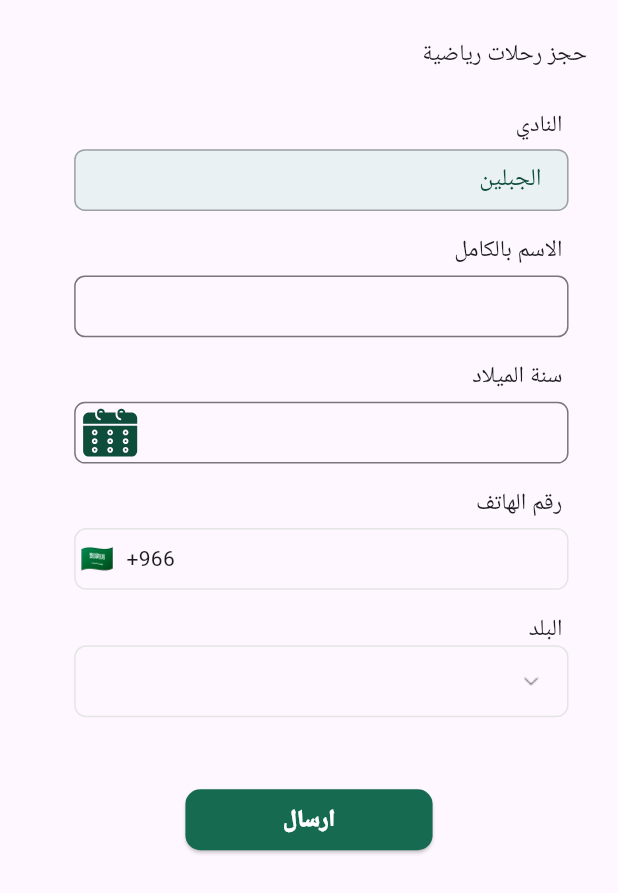
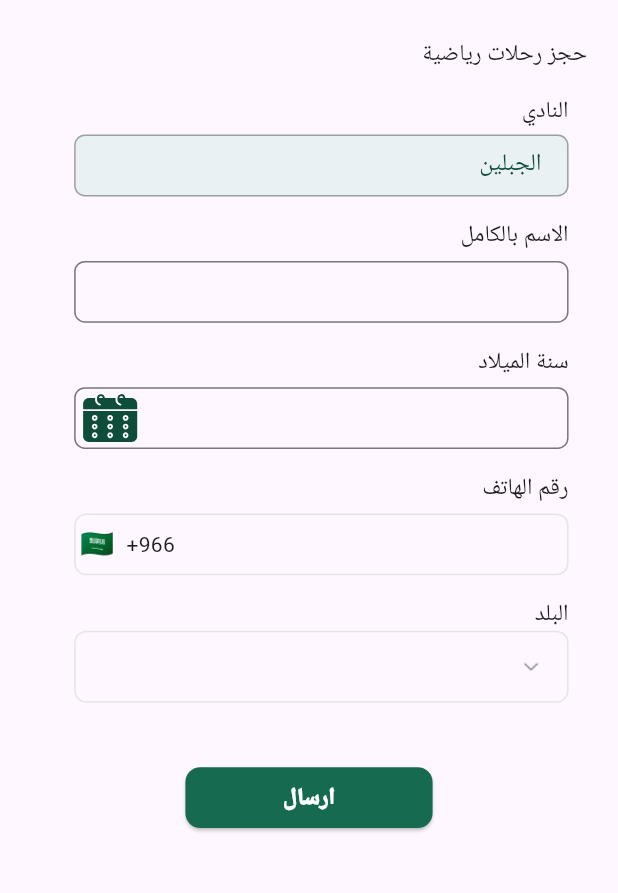
Before and after one commit to 3bdulra7manAmir/Al_Haddaf_App, a Flutter app: the ReSpTripsViewBody screen opened by its route, on a phone screen of 412 x 824 dp. Shown: the top 893 px of the screen. Run offline on Flutter 3.47's test engine with Material 3 defaults, Android fonts, the phone set to English and light mode, and no system bars; drawn by our look-alikes of intl_phone_field; our stand-ins replace device_preview, flutter_rating_bar, flutter_screenutil, flutter_svg, go_router.

Commit message:
Structure Update

```diff
--- a/lib/Core/utils/app_router.dart
+++ b/lib/Core/utils/app_router.dart
@@ -1,3 +1,4 @@
+import 'package:al_haddaf/Features/auth_screens/login.dart';
 import 'package:al_haddaf/Features/re_sport_trips/re_sport_trips.dart';
 import 'package:al_haddaf/Features/show_tr_profiles/show_tr_profiles_viewbody.dart';
 import 'package:al_haddaf/Features/sp_trips/sp_trips_viewbody.dart';
@@ -11,6 +12,7 @@ abstract class AppRouter
   static const kSpTripsViewBody = '/spTripsViewBody';
   static const kShowTrProfilesViewbody = '/showTrProfilesViewbody';
   static const kTrainerInfo = '/trainerInfo';
+  static const kLoginScreenUpdated = '/loginScreenUpdated';
 
   static final router = GoRouter(
     routes:
@@ -37,7 +39,7 @@ abstract class AppRouter
 
       GoRoute(
         path: '/',
-        builder: (context, state) =>  ReSpTripsViewBody(),
+        builder: (context, state) =>  LoginScreenUpdated(),
       ),
 
     ],
--- a/lib/Features/auth_screens/register.dart
+++ b/lib/Features/auth_screens/register.dart
@@ -20,7 +20,7 @@ class RegisterScreenUpdated extends StatelessWidget {
                   top: -330,
                   left: -700,
                   child: Image.asset(
-                    'assets/images/standing_player.jpg',
+                    'assets/images/jpg/standing_player.jpg',
                   ),
                 ),
                 Container(
@@ -30,13 +30,13 @@ class RegisterScreenUpdated extends StatelessWidget {
                 ),
               ],
             ),
-                Positioned(top: -122, left: -70, child: Image.asset('assets/images/g_ball.png',),),
+                Positioned(top: -122, left: -70, child: Image.asset('assets/images/png/g_ball.png',),),
                 // Content Column
                 Column(
                   children: [
                     const SizedBox(height: 150),
 
-                    Image.asset('assets/images/haddaflogo.png', height: 120.h,),
+                    Image.asset('assets/images/png/haddaflogo.png', height: 120.h,),
 
                     const SizedBox(height: 10),
 
--- a/lib/Features/auth_screens/temper.dart
+++ b/lib/Features/auth_screens/temper.dart
@@ -16,7 +16,7 @@ class Choice extends StatelessWidget
           Stack(
             children:
             [
-              Positioned(top: 0, left: 0, right: -140, bottom: 0, child: Image.asset('assets/images/standing_player.jpg', fit: BoxFit.cover,
+              Positioned(top: 0, left: 0, right: -140, bottom: 0, child: Image.asset('assets/images/jpg/standing_player.jpg', fit: BoxFit.cover,
               width: double.infinity,
               height: double.infinity,
             ),
@@ -27,7 +27,7 @@ class Choice extends StatelessWidget
                     color: Color(0xFF207054).withOpacity(0.85),
                   ),
 
-            Center(child: Image.asset('assets/images/new_logo.png'),),
+            Center(child: Image.asset('assets/images/png/new_logo.png'),),
             ],
           ),
 
--- a/lib/Features/drawer/main_drawer.dart
+++ b/lib/Features/drawer/main_drawer.dart
@@ -78,9 +78,9 @@ class MyDrawer extends StatelessWidget
                     onTap: () {Navigator.pop(context);},
                     child: Padding(
                       padding: EdgeInsets.only(bottom: 15),
-                      child: Image.asset('assets/images/close.png')),
+                      child: Image.asset('assets/images/png/close.png')),
                   ),
-                  Image.asset('assets/images/logo.png', width: 112, height: 57),
+                  Image.asset('assets/images/png/logo.png', width: 112, height: 57),
                 ],
                 ),
               ),
--- a/lib/Features/exams_reserve/widgets/custom_date_picker.dart
+++ b/lib/Features/exams_reserve/widgets/custom_date_picker.dart
@@ -20,7 +20,7 @@ class DateInputFieldState extends State<DateInputField>
       controller: dateController,
       cursorColor: Colors.green,
       decoration: InputDecoration(
-        prefixIcon: SvgPicture.asset('assets/svg/calender_icon.svg'),
+        prefixIcon: SvgPicture.asset('assets/images/svg/calender_icon.svg'),
         border: OutlineInputBorder(),
         fillColor: Colors.green,
         iconColor: Colors.green,
--- a/lib/Features/home/aa_widgets_updated/custom_best_player.dart
+++ b/lib/Features/home/aa_widgets_updated/custom_best_player.dart
@@ -25,7 +25,7 @@ class CustomBestPlayersScroll extends StatelessWidget
           crossAxisAlignment: CrossAxisAlignment.center,
           children:
           [
-            Image.asset('assets/images/player.png', fit: BoxFit.cover, ),
+            Image.asset('assets/images/png/player.png', fit: BoxFit.cover, ),
             SizedBox(height: 6,),
             Text('عبدالله سالم', style: TextStyle(fontSize: 14.sp, color: Colors.black,),
             textAlign: TextAlign.center,
--- a/lib/Features/home/aa_widgets_updated/custom_show_all.dart
+++ b/lib/Features/home/aa_widgets_updated/custom_show_all.dart
@@ -17,7 +17,7 @@ class CustomShowAll extends StatelessWidget
         mainAxisAlignment: MainAxisAlignment.end,
         children:
         [
-          SvgPicture.asset('assets/svg/arrow.svg'),
+          SvgPicture.asset('assets/images/svg/arrow.svg'),
           GestureDetector(onTap: (){},
             child: Text('عرض الكل', style: TextStyle(fontSize: 14.sp, color: Color.fromRGBO(149, 149, 149, 1)),)), //HERE
           Spacer(),
--- a/lib/Features/home/aa_widgets_updated/custom_success_story.dart
+++ b/lib/Features/home/aa_widgets_updated/custom_success_story.dart
@@ -10,7 +10,7 @@ class CustomSuccessStoryScroll extends StatelessWidget
     return Container(
       height: MediaQuery.of(context).size.height * 0.14,
       decoration: BoxDecoration(
-        image:DecorationImage(image: AssetImage('assets/images/Rectangle.png')),),
+        image:DecorationImage(image: AssetImage('assets/images/png/Rectangle.png')),),
       child: ListView.builder(
         shrinkWrap: true,
         reverse: true,
@@ -28,7 +28,7 @@ class CustomSuccessStoryScroll extends StatelessWidget
                   children:
                   [
                     ClipRRect(borderRadius: BorderRadius.circular(30),
-                        child: Image.asset('assets/images/player2.png', fit: BoxFit.cover,
+                        child: Image.asset('assets/images/png/player2.png', fit: BoxFit.cover,
                           width: 60,
                           height: 60,
                         )),
--- a/lib/Features/home/aa_widgets_updated/custom_watch.dart
+++ b/lib/Features/home/aa_widgets_updated/custom_watch.dart
@@ -23,7 +23,7 @@ class CustomWatchScroll extends StatelessWidget
               [
                 ClipRRect(
                   borderRadius: BorderRadius.circular(12),
-                  child: Image.asset('assets/images/watch.png', fit: BoxFit.cover,),
+                  child: Image.asset('assets/images/png/watch.png', fit: BoxFit.cover,),
                   ),
                 Opacity( opacity: 0.5,
                   child: Icon(
--- a/lib/Features/re_sport_trips/re_sport_trips.dart
+++ b/lib/Features/re_sport_trips/re_sport_trips.dart
@@ -52,27 +52,19 @@ class _ReSpTripsViewBodyState extends State<ReSpTripsViewBody>
               ),
               // حجز رجلات رياضية
 
+              SizedBox(height: 15,),
 
-              // النادي
               Padding(
-                padding: EdgeInsets.only(
-                  top: MediaQuery.of(context).size.height * 0.03,
-                  right: MediaQuery.of(context).size.width * 0.09,
-                ),
-
-                child: Text("النادي", style: TextStyle(fontSize: 14.sp),),
-              ),
-              // النادي
-
+                padding: EdgeInsets.only(right: MediaQuery.of(context).size.width * 0.08,),
+                child: Column(
+                  crossAxisAlignment: CrossAxisAlignment.end,
+                  children:
+                  [
+                    Text("النادي", style: TextStyle(fontSize: 14.sp),),
 
                     SizedBox(height: 5,),
 
-
-            Padding(
-              padding: EdgeInsets.only(
-                right: MediaQuery.of(context).size.width * 0.08,
-              ),
-              child: SizedBox(
+                    SizedBox(
                       width: MediaQuery.of(context).size.width * textFieldWidth,
                       height: MediaQuery.of(context).size.height * textFieldHeight,
                       child: TextField(
@@ -81,42 +73,26 @@ class _ReSpTripsViewBodyState extends State<ReSpTripsViewBody>
                         enabled: false,
                         textAlign: TextAlign.start,
                         textDirection: TextDirection.rtl,
-                  style: TextStyle(
-                    color: Color.fromRGBO(13, 77, 58, 1),
-                  ),
+                        style: TextStyle(color: Color.fromRGBO(13, 77, 58, 1),),
                         decoration: InputDecoration(
                           filled: true,
                           fillColor: const Color(0xffEAF1F3),
-                    contentPadding: EdgeInsets.only(right: 10.w,top: 0,bottom: 0),
-                    border: OutlineInputBorder(
-                      borderRadius: BorderRadius.circular(7.r),
-                    ),
-                  ),
+                          contentPadding: EdgeInsets.only(right: 10.w, top: 0, bottom: 0),
+                          border: OutlineInputBorder(borderRadius: BorderRadius.circular(7.r),),
                         ),
                       ),
                     ),
 
-
-
                     SizedBox(height: 15,),
 
-
                     // الاسم بالكامل
-              Padding(
-                padding: EdgeInsets.only(right: MediaQuery.of(context).size.width * 0.09,),
-                child: Text("الاسم بالكامل", style: TextStyle(fontSize: 14.sp),),
-              ),
+                    Text("الاسم بالكامل", style: TextStyle(fontSize: 14.sp),),
                     // الاسم بالكامل
-
 
                     SizedBox(height: 5,),
 
-
                     // الاسم بالكامل كاتب
-              Padding(
-                padding: EdgeInsets.only(
-                  right: MediaQuery.of(context).size.width * 0.08,),
-                child: SizedBox(
+                    SizedBox(
                       width: MediaQuery.of(context).size.width * textFieldWidth,
                       height: MediaQuery.of(context).size.height * textFieldHeight,
 
@@ -142,7 +118,6 @@ class _ReSpTripsViewBodyState extends State<ReSpTripsViewBody>
                       ),
 
                     ),
-              ),
                     // الاسم بالكامل كاتب
 
 
@@ -150,41 +125,31 @@ class _ReSpTripsViewBodyState extends State<ReSpTripsViewBody>
 
 
                     // سنة الميلاد
-              Padding(padding: EdgeInsets.only(right: MediaQuery.of(context).size.width * 0.09,),
-                child: Text("سنة الميلاد", style: TextStyle(fontSize: 14.sp),),
-              ),
+                    Text("سنة الميلاد", style: TextStyle(fontSize: 14.sp),),
                     // سنة الميلاد
 
                     SizedBox(height: 5,),
 
                     // سنة الميلاد كاتب
-              Padding(
-                padding: EdgeInsets.only(
-                  right: MediaQuery.of(context).size.width * 0.08,),
-                child: SizedBox(
+                    SizedBox(
                       width: MediaQuery.of(context).size.width * textFieldWidth,
                       height: MediaQuery.of(context).size.height * textFieldHeight,
 
                       child: DatePickerTextField(),
 
                     ),
-              ),
                     // سنة الميلاد كاتب
 
                     SizedBox(height: 15,),
 
                     // رقم الهاتف
-              Padding(padding: EdgeInsets.only(right: MediaQuery.of(context).size.width * 0.09,),
-                child: Text("رقم الهاتف", style: TextStyle(fontSize: 14.sp),),
-              ),
+                    Text("رقم الهاتف", style: TextStyle(fontSize: 14.sp),),
                     // رقم الهاتف
 
                     SizedBox(height: 5,),
 
                     // رقم الهاتف كاتب
-              Padding(
-                padding: EdgeInsets.only(right: MediaQuery.of(context).size.width * 0.08,),
-                child: SizedBox(
+                    SizedBox(
                       height: MediaQuery.of(context).size.height * textFieldHeight, // Adjust height to accommodate error messages.
                       width: MediaQuery.of(context).size.width * textFieldWidth,
                       child: IntlPhoneField(
@@ -227,24 +192,14 @@ class _ReSpTripsViewBodyState extends State<ReSpTripsViewBody>
                         validator: widget.validator,
                       ),
                     ),
-              ),
                     // رقم الهاتف كاتب
 
                     SizedBox(height: 15,),
 
-              // البلد
-              Padding(padding: EdgeInsets.only(right: MediaQuery.of(context).size.width * 0.09,),
-
-                child: Text("البلد", style: TextStyle(fontSize: 14.sp),),
-              ),
-              // البلد
-
-              //SizedBox(height: 5,),
+                    Text("البلد", style: TextStyle(fontSize: 14.sp),),
 
                     // البلد كاتب
-              Padding(
-                padding: EdgeInsets.only(right: MediaQuery.of(context).size.width * 0.08,),
-                child: SizedBox(
+                    SizedBox(
                       width: MediaQuery.of(context).size.width * textFieldWidth,
                       height: MediaQuery.of(context).size.height * 0.08,
                       child: CustomDropdown(
@@ -262,38 +217,29 @@ class _ReSpTripsViewBodyState extends State<ReSpTripsViewBody>
                               },
                             ),
                     ),
-              ),
-              // البلد كاتب
-
-              SizedBox(height: 15,),
 
                     if (selectedCountry != null)
+                    Column(
+                      crossAxisAlignment: CrossAxisAlignment.end,
+                      children:
+                      [
+                        Text("المحافظة", style: TextStyle(fontSize: 14.sp),),
 
-              Padding(
-                padding: EdgeInsets.only(
-                  right: MediaQuery.of(context).size.width * 0.08,
-                ),
-                child: Column(
-                  crossAxisAlignment: CrossAxisAlignment.end,
-                  children: [
-                    // المحافظة
-                    Text("المحافظة", style: TextStyle(fontSize: 14.sp),),
-                    // المحافظة
                         SizedBox(
                           width: MediaQuery.of(context).size.width * textFieldWidth,
                           height: MediaQuery.of(context).size.height * 0.08,
                           child: CustomDropdown(
                             items:
-                            PricingConfig.countryGovernorates[selectedCountry] ??
-                                [],
+                            PricingConfig.countryGovernorates[selectedCountry] ?? [],
                             initialValue: selectedGovernorate,
-                        onChanged: (value) {
-                          setState(() {
-                            selectedGovernorate = value;
-                          });
+                            onChanged: (value)
+                            {
+                              setState(() {selectedGovernorate = value;});
                             },
-                        validator: (value) {
-                          if (value == null || value.isEmpty) {
+                            validator: (value)
+                            {
+                              if (value == null || value.isEmpty)
+                              {
                                 return 'يجب اختيار المحافظة';
                               }
                               return null;
@@ -302,9 +248,12 @@ class _ReSpTripsViewBodyState extends State<ReSpTripsViewBody>
                         ),
                       ],
                     ),
+                ],
+              ),
             ),
 
-            SizedBox(height: 15,),
+            SizedBox(height: 25,),
+
             Align(
               alignment: Alignment.center,
               child: SizedBox(
@@ -312,14 +261,17 @@ class _ReSpTripsViewBodyState extends State<ReSpTripsViewBody>
                 height: 40.h,
                 child: ElevatedButton(
                   onPressed: () {},
-                  style: ElevatedButton.styleFrom(backgroundColor: Color(0xff156a50),
-                  shape: RoundedRectangleBorder(borderRadius: BorderRadius.circular(10),),
+                  style: ElevatedButton.styleFrom(
+                    backgroundColor: Color(0xff156a50),
+                    shape: RoundedRectangleBorder(
+                      borderRadius: BorderRadius.circular(10),
                     ),
-
-                  child: Text('ارسال', style: TextStyle(color: Colors.white, fontWeight: FontWeight.w900, fontSize: 14.sp),),
+                  ),
+                  child: Text('ارسال', style: TextStyle( color: Colors.white, fontWeight: FontWeight.w900, fontSize: 14.sp),),
                 ),
               ),
             ),
+
           ],
         ),
       ),
--- a/lib/Features/search_for/widgets/search_cards.dart
+++ b/lib/Features/search_for/widgets/search_cards.dart
@@ -29,7 +29,7 @@ class CustomCard extends StatelessWidget
           child: Stack(
             children:
             [
-              Image.asset('assets/images/player3.png',),
+              Image.asset('assets/images/png/player3.png',),
               ClipRRect( borderRadius: BorderRadius.circular(10),
                 child: Container(
                   height: MediaQuery.of(context).size.height * 0.239,
@@ -55,7 +55,7 @@ class CustomCard extends StatelessWidget
                 builder: (context) => PopUpCard(),
               );
               },
-              child: Image.asset('assets/images/Video_Play_icon.png', width: 45,)),
+              child: Image.asset('assets/images/png/Video_Play_icon.png', width: 45,)),
           ),
         ),
 
@@ -88,7 +88,7 @@ class CustomCard extends StatelessWidget
                   Icon(Icons.circle, size: 9.0, color: Colors.orange),
                   SizedBox(width: 55.0),
                   //Spacer(), ERROR
-                  Image.asset('assets/images/Egyptain_Flag.png',),
+                  Image.asset('assets/images/png/Egyptain_Flag.png',),
                   SizedBox(width: 5.0),
                   Icon(Icons.circle, size: 9.0, color: Colors.orange),
                 ],
--- a/lib/Features/search_for/widgets/search_popup.dart
+++ b/lib/Features/search_for/widgets/search_popup.dart
@@ -56,7 +56,7 @@ class PopUpCard extends StatelessWidget
                         Stack(
                           children:
                           [
-                            Image.asset('assets/images/player3.png',),
+                            Image.asset('assets/images/png/player3.png',),
                             Container(height: MediaQuery.of(context).size.height * 0.5,
                             color: Color.fromRGBO(13, 77, 58, 0.63).withOpacity(0.5),),
 
@@ -69,7 +69,7 @@ class PopUpCard extends StatelessWidget
                                     {
                                       print('A7a');
                                     },
-                                    child: Image.asset('assets/images/Video_Play_icon.png',width: 45,
+                                    child: Image.asset('assets/images/png/Video_Play_icon.png',width: 45,
                                     )),
                               ),
                             ),
--- a/lib/Features/services_screen/widgets/custom_services_content.dart
+++ b/lib/Features/services_screen/widgets/custom_services_content.dart
@@ -49,7 +49,7 @@ class CustomServicesCardNew extends StatelessWidget
           mainAxisAlignment: MainAxisAlignment.end,
           children:
           [
-            SvgPicture.asset('assets/svg/ball.svg'),
+            SvgPicture.asset('assets/images/svg/ball.svg'),
             Spacer(),
             Text(text, style: TextStyle(fontSize: 14.sp), textAlign: TextAlign.center,),
             SizedBox(width: MediaQuery.of(context).size.width * 0.03),
--- a/pubspec.yaml
+++ b/pubspec.yaml
@@ -29,3 +29,4 @@ flutter:
   assets:
     - assets/images/svg/
     - assets/images/png/
+    - assets/images/jpg/
```
Also changed, not shown: lib/Features/auth_screens/login.dart (+5 -4 lines), lib/Features/drawer/widgets/drawer_list.dart (+4 -4 lines), lib/Features/home/aa_widgets_updated/custom_appbar.dart (+4 -4 lines), lib/Features/home/main_page_update.dart (+7 -7 lines), lib/Features/services_screen/services_view_body.dart (+8 -8 lines), assets/images/jpg/standing_player.jpg (added). Lines whose indentation alone changed are shown as unchanged.
